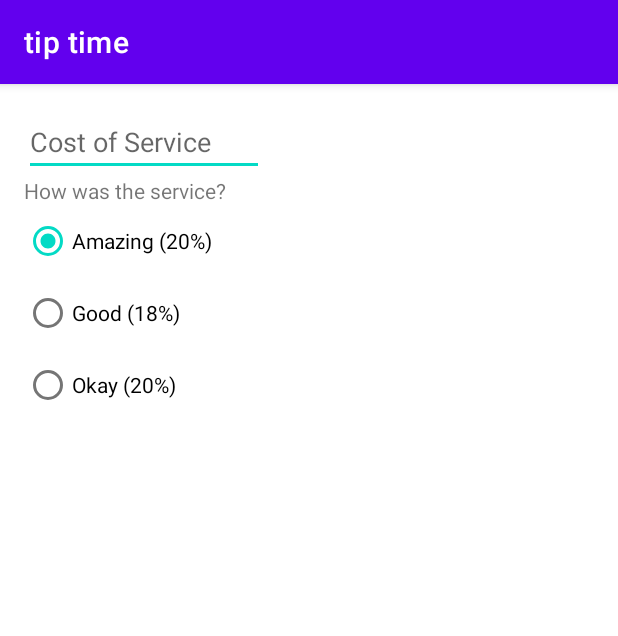
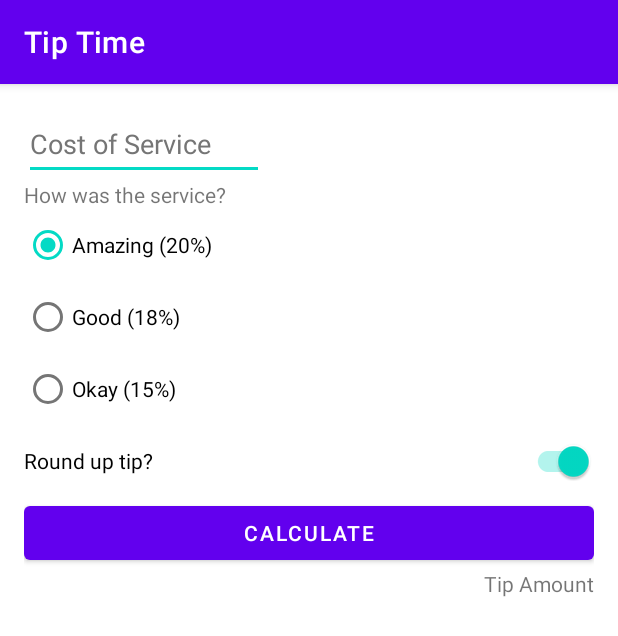
Before and after one commit to Shivam-officials/Android_Development_Learning, an Android app: the screen it shows after launch (MainActivity), on a phone screen of 412 x 824 dp. Shown: the top 636 px of the screen. Run offline under Robolectric (Android 15) with nearby library versions, the phone set to English and light mode, and no system bars.

Commit message:
using view binding for addressing views in the Layout

```diff
--- a/Android Basics in Kotlin/Kotlin Basics/tiptime/app/build.gradle
+++ b/Android Basics in Kotlin/Kotlin Basics/tiptime/app/build.gradle
@@ -5,6 +5,10 @@ plugins {
 
 android {
     compileSdk 31
+
+    buildFeatures{
+        viewBinding true
+    }
 
     defaultConfig {
         applicationId "com.example.tiptime"
--- a/Android Basics in Kotlin/Kotlin Basics/tiptime/app/src/main/java/com/example/tiptime/MainActivity.kt
+++ b/Android Basics in Kotlin/Kotlin Basics/tiptime/app/src/main/java/com/example/tiptime/MainActivity.kt
@@ -1,12 +1,16 @@
 package com.example.tiptime
 
+import android.os.Bundle
 import androidx.appcompat.app.AppCompatActivity
-import android.os.Bundle
+import com.example.tiptime.databinding.ActivityMainBinding
 
 class MainActivity : AppCompatActivity() {
+
+    private lateinit var binding: ActivityMainBinding
+
     override fun onCreate(savedInstanceState: Bundle?) {
         super.onCreate(savedInstanceState)
-        setContentView(R.layout.activity_main)
-
+        binding = ActivityMainBinding.inflate(layoutInflater)
+        setContentView(binding.root)
     }
 }
--- a/Android Basics in Kotlin/Kotlin Basics/tiptime/app/src/main/res/layout/activity_main.xml
+++ b/Android Basics in Kotlin/Kotlin Basics/tiptime/app/src/main/res/layout/activity_main.xml
@@ -1,4 +1,3 @@
-<?xml version="1.0" encoding="utf-8"?>
 <androidx.constraintlayout.widget.ConstraintLayout xmlns:android="http://schemas.android.com/apk/res/android"
     xmlns:app="http://schemas.android.com/apk/res-auto"
     xmlns:tools="http://schemas.android.com/tools"
@@ -7,54 +6,79 @@
     android:padding="16dp"
     tools:context=".MainActivity">
 
-
     <EditText
         android:id="@+id/cost_of_service"
         android:layout_width="160dp"
         android:layout_height="wrap_content"
+        android:autofillHints=""
+        android:hint="@string/cost_of_service"
+        android:inputType="numberDecimal"
+        android:minHeight="48dp"
+        android:textColorHint="#757575"
         app:layout_constraintStart_toStartOf="parent"
-        app:layout_constraintTop_toTopOf="parent"
-        android:ems="10"
-        android:inputType="numberDecimal"
-        android:hint="@string/hint"
-        android:importantForAutofill="no" />
+        app:layout_constraintTop_toTopOf="parent" />
 
     <TextView
         android:id="@+id/service_question"
         android:layout_width="wrap_content"
         android:layout_height="wrap_content"
-        android:text="@string/service_feedback"
+        android:text="@string/how_was_the_service"
         app:layout_constraintStart_toStartOf="parent"
-        app:layout_constraintTop_toBottomOf="@id/cost_of_service"
-        />
-
+        app:layout_constraintTop_toBottomOf="@id/cost_of_service" />
 
     <RadioGroup
         android:id="@+id/tip_options"
         android:layout_width="wrap_content"
         android:layout_height="wrap_content"
-        android:checkedButton="@id/option_twenty_options"
+        android:checkedButton="@id/option_twenty_percent"
+        android:orientation="vertical"
         app:layout_constraintStart_toStartOf="parent"
-        app:layout_constraintTop_toBottomOf="@id/service_question"
-        android:orientation="vertical">
+        app:layout_constraintTop_toBottomOf="@id/service_question">
 
         <RadioButton
-            android:id="@+id/option_twenty_options"
+            android:id="@+id/option_twenty_percent"
             android:layout_width="wrap_content"
             android:layout_height="wrap_content"
-            android:text="Amazing (20%)"/>
+            android:text="@string/amazing_service" />
 
         <RadioButton
-            android:id="@+id/option_eighteen_options"
+            android:id="@+id/option_eighteen_percent"
             android:layout_width="wrap_content"
             android:layout_height="wrap_content"
-            android:text="Good (18%)"/>
+            android:text="@string/good_service" />
 
         <RadioButton
-            android:id="@+id/option_fifteen_options"
+            android:id="@+id/option_fifteen_percent"
             android:layout_width="wrap_content"
             android:layout_height="wrap_content"
-            android:text="Okay (20%)"/>
+            android:text="@string/ok_service" />
     </RadioGroup>
 
+    <androidx.appcompat.widget.SwitchCompat
+        android:id="@+id/round_up_switch"
+        android:layout_width="0dp"
+        android:layout_height="wrap_content"
+        android:checked="true"
+        android:minHeight="48dp"
+        android:text="@string/round_up_tip"
+        app:layout_constraintEnd_toEndOf="parent"
+        app:layout_constraintStart_toStartOf="parent"
+        app:layout_constraintTop_toBottomOf="@id/tip_options" />
+
+    <Button
+        android:id="@+id/calculate_button"
+        android:layout_width="0dp"
+        android:layout_height="wrap_content"
+        android:text="@string/calculate"
+        app:layout_constraintEnd_toEndOf="parent"
+        app:layout_constraintStart_toStartOf="parent"
+        app:layout_constraintTop_toBottomOf="@id/round_up_switch" />
+
+    <TextView
+        android:id="@+id/tip_result"
+        android:layout_width="wrap_content"
+        android:layout_height="wrap_content"
+        android:text="@string/tip_amount"
+        app:layout_constraintEnd_toEndOf="parent"
+        app:layout_constraintTop_toBottomOf="@id/calculate_button" />
 </androidx.constraintlayout.widget.ConstraintLayout>
--- a/Android Basics in Kotlin/Kotlin Basics/tiptime/app/src/main/res/values/strings.xml
+++ b/Android Basics in Kotlin/Kotlin Basics/tiptime/app/src/main/res/values/strings.xml
@@ -1,6 +1,11 @@
 <resources>
-    <string name="app_name">tip time</string>
-    <string name="hint">Cost of Service</string>
-    <string name="service_question">How was the service?</string>
-    <string name="service_feedback">How was the service?</string>
+<string name="app_name">Tip Time</string>
+<string name="cost_of_service">Cost of Service</string>
+<string name="how_was_the_service">How was the service?</string>
+<string name="amazing_service">Amazing (20%)</string>
+<string name="good_service">Good (18%)</string>
+<string name="ok_service">Okay (15%)</string>
+<string name="round_up_tip">Round up tip?</string>
+<string name="calculate">Calculate</string>
+<string name="tip_amount">Tip Amount</string>
 </resources>
```
